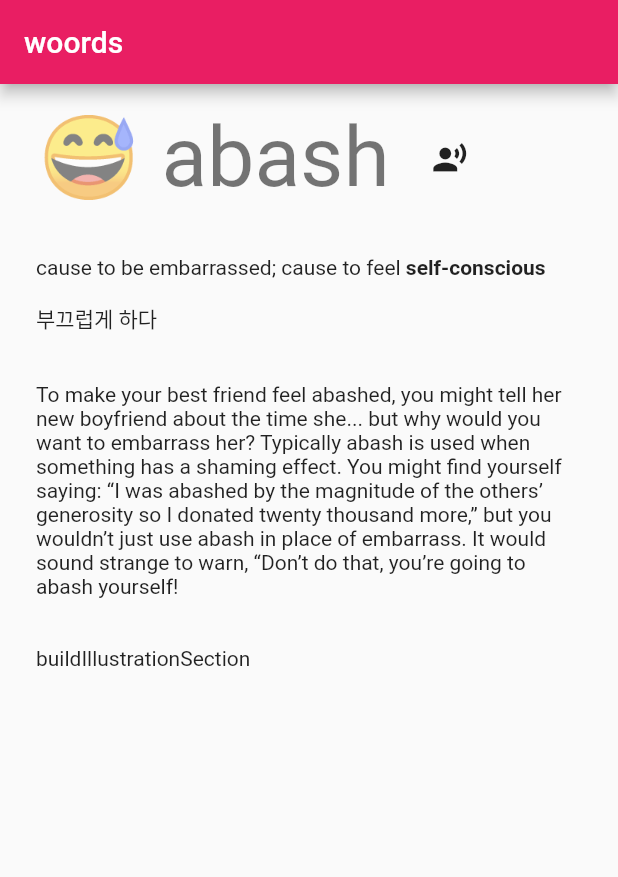
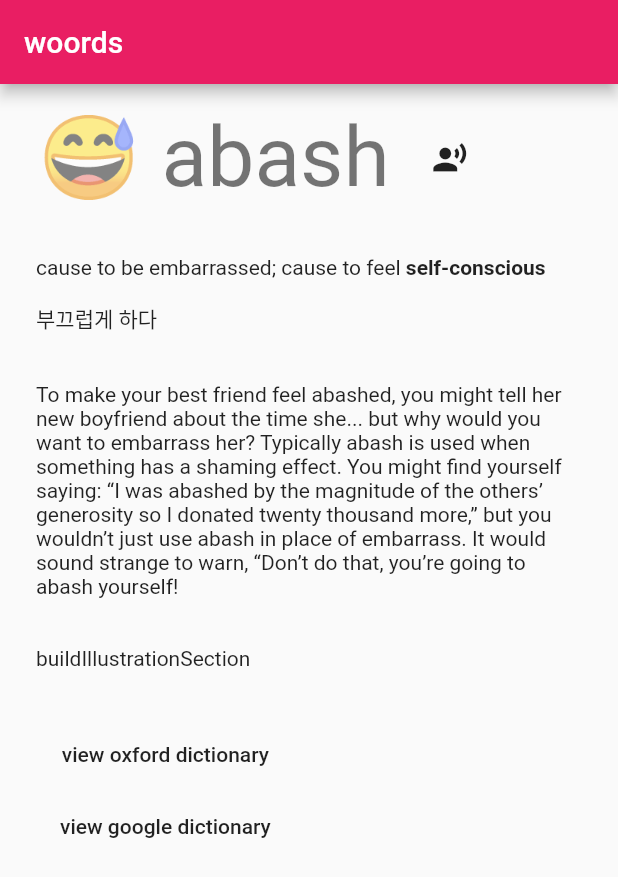
Before and after one commit to softmarshmallow/robbin, a Flutter app: the screen it shows after launch, on a phone screen of 412 x 824 dp. Shown: the top 877 px of the screen. Run offline on Flutter 3.47's test engine with Material 2 defaults, Android fonts, the light colour scheme and no system bars.

Commit message:
😇 added external url opener

```diff
--- a/app/lib/screens/word_screen.dart
+++ b/app/lib/screens/word_screen.dart
@@ -1,5 +1,7 @@
 import 'package:flutter/gestures.dart';
 import 'package:flutter/material.dart';
+import 'package:words/utils/external_definitions/external_definitions.dart';
+import 'package:words/utils/url_launch/url_launch.dart';
 
 class WordScreen extends StatefulWidget {
   static const routeName = "/word/:id";
@@ -11,6 +13,8 @@ class WordScreen extends StatefulWidget {
 }
 
 class _WordScreenState extends State<WordScreen> {
+  String token = "abash";
+
   @override
   Widget build(BuildContext context) {
     return Scaffold(
@@ -45,6 +49,10 @@ class _WordScreenState extends State<WordScreen> {
             child: buildIllustrationSection(),
             padding: padding,
           ),
+          Container(
+            child: buildExternalDefinitions(),
+            padding: padding,
+          )
         ],
       ),
     );
@@ -54,7 +62,7 @@ class _WordScreenState extends State<WordScreen> {
     return Row(
       children: [
         Text(
-          "😅 abash",
+          "😅 $token",
           style: Theme.of(context).textTheme.headline2,
           maxLines: 3,
         ),
@@ -125,4 +133,21 @@ class _WordScreenState extends State<WordScreen> {
   Widget buildIllustrationSection() {
     return Text("buildIllustrationSection");
   }
+
+  Widget buildExternalDefinitions() {
+    return Column(
+      children: [
+        FlatButton(
+            onPressed: () {
+              openUrl(ExternalDefinitionUtils.buildOxfordDefinition(token));
+            },
+            child: Text("view oxford dictionary")),
+        FlatButton(
+            onPressed: () {
+              openUrl(ExternalDefinitionUtils.buildGoogleDefinition(token));
+            },
+            child: Text("view google dictionary"))
+      ],
+    );
+  }
 }
--- /dev/null
+++ b/app/lib/utils/external_definitions/external_definitions.dart
@@ -0,0 +1,11 @@
+class ExternalDefinitionUtils {
+  static String buildOxfordDefinition(String token) {
+    return "https://www.lexico.com/definition/$token";
+  }
+
+  static String buildGoogleDefinition(String token) {
+    var uri = 'https://www.google.com/search?q=$token';
+    var encoded = Uri.encodeFull(uri);
+    return encoded;
+  }
+}
--- a/app/pubspec.yaml
+++ b/app/pubspec.yaml
@@ -23,6 +23,12 @@ environment:
 dependencies:
   flutter:
     sdk: flutter
+
+  # region core
+  url_launcher: ^5.4.10
+  url_launcher_macos: ^0.0.1+7
+
+  # endregion core
 
 
 dev_dependencies:
```
Also changed, not shown: app/lib/utils/url_launch/url_launch.dart (added, +9 -0 lines), 10 other files.
